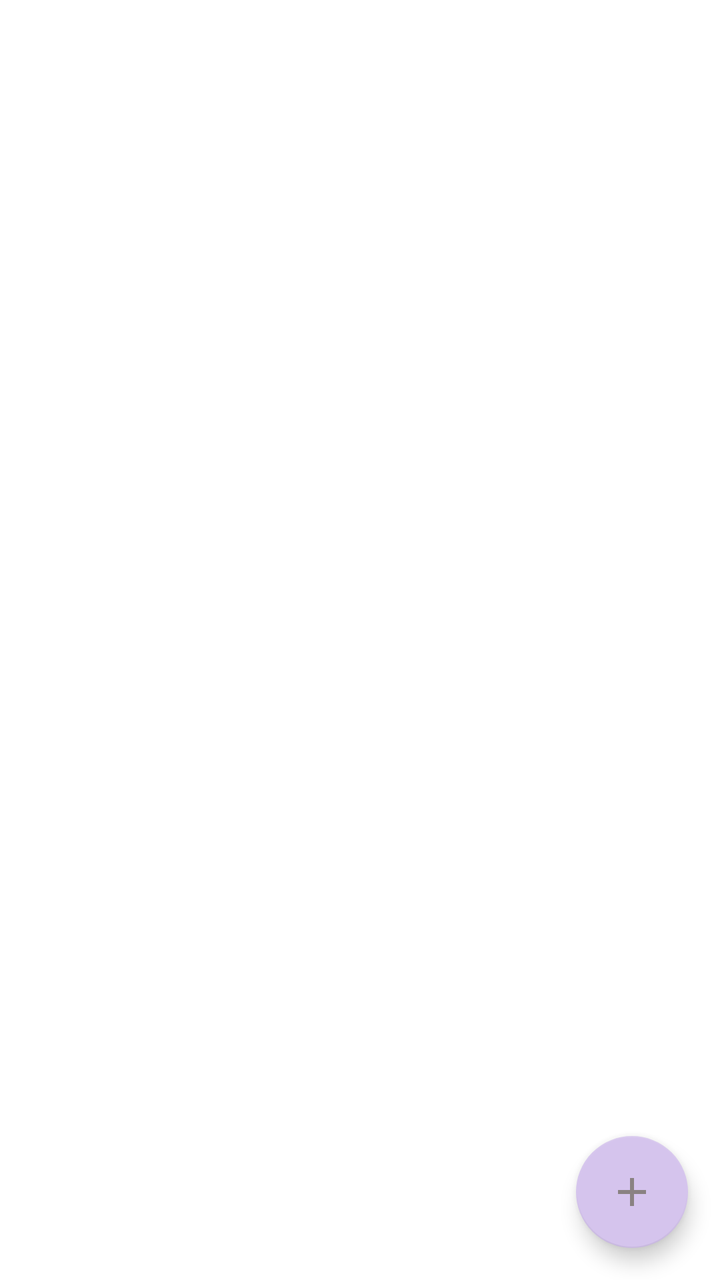
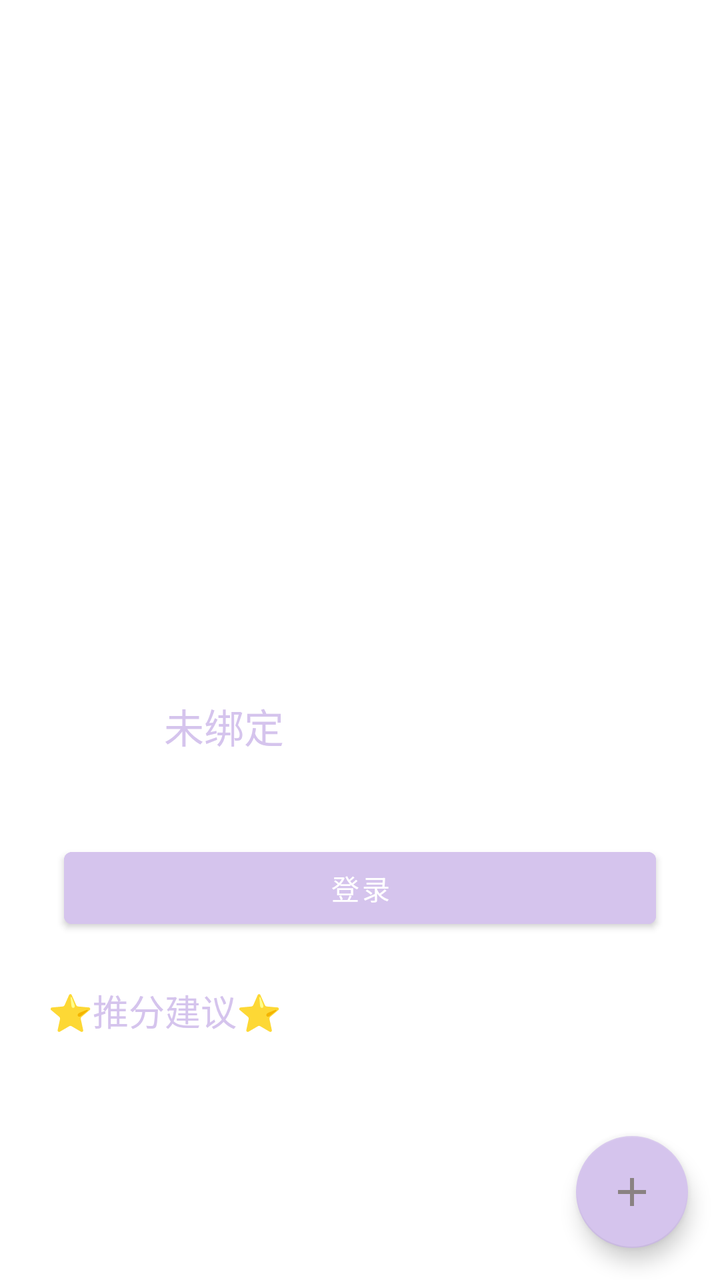

Compare the two renders of this Android layout. The source of the first and the diff that turns it into the second are given below.
<!-- AndroidManifest.xml: application theme Theme.FindMaimaiUltra -->
<!-- res/layout/fragment_music.xml -->
<?xml version="1.0" encoding="utf-8"?>
<androidx.constraintlayout.widget.ConstraintLayout
        xmlns:android="http://schemas.android.com/apk/res/android"
        xmlns:app="http://schemas.android.com/apk/res-auto"
        xmlns:tools="http://schemas.android.com/tools"
        android:layout_width="match_parent"
        android:layout_height="match_parent"
        tools:context=".ui.music.MusicFragment">

    <androidx.recyclerview.widget.RecyclerView
            android:id="@+id/recyclerView"
            android:layout_width="0dp"
            android:layout_height="0dp"
            app:layout_constraintTop_toTopOf="parent"
            app:layout_constraintBottom_toBottomOf="parent"
            app:layout_constraintStart_toStartOf="parent"
            app:layout_constraintEnd_toEndOf="parent" />
    <com.google.android.material.floatingactionbutton.FloatingActionButton
            android:id="@+id/fab"
            android:layout_width="wrap_content"
            android:layout_height="wrap_content"
            android:layout_margin="16dp"
            android:background="@color/colorSecondary"
            android:contentDescription="123"
            android:src="@drawable/id_add"
            app:layout_constraintBottom_toBottomOf="parent"
            app:layout_constraintEnd_toEndOf="parent"
            tools:ignore="MissingConstraints" />
</androidx.constraintlayout.widget.ConstraintLayout>
<!-- resources referenced by this layout -->
<resources>
  <color name="colorSecondary">#D5C4ED</color>
  <!-- drawable id_add (drawable) -->
  <vector xmlns:android="http://schemas.android.com/apk/res/android"
          android:width="24dp"
          android:height="24dp"
          android:viewportWidth="24"
          android:viewportHeight="24">
      <path
              android:fillColor="#FFFFFF"
              android:pathData="M19,13h-6v6h-2v-6H5v-2h6V5h2v6h6v2z" />
  </vector>
  <style name="Theme.FindMaimaiUltra" parent="Theme.MaterialComponents.DayNight.DarkActionBar">
          
          <item name="colorPrimary">@color/purple_500</item>
          <item name="colorPrimaryVariant">@color/purple_700</item>
          <item name="colorOnPrimary">@color/white</item>
          
          <item name="colorSecondary">@color/teal_200</item>
          <item name="colorSecondaryVariant">@color/teal_700</item>
          <item name="colorOnSecondary">@color/black</item>
          
          <item name="android:statusBarColor">?attr/colorPrimaryVariant</item>
          
          <item name="popupMenuStyle">@style/MenuBackgroundStyle</item>
  
      </style>
  <color name="purple_500">#D5C4ED</color>
  <color name="purple_700">#D5C4ED</color>
  <color name="white">#FFFFFFFF</color>
  <color name="teal_200">#D5C4ED</color>
  <color name="teal_700">#D5C4ED</color>
  <color name="black">#8A8282</color>
  <style name="MenuBackgroundStyle">
          <item name="android:background">@color/menu_background_color</item>
      </style>
  <color name="menu_background_color">#FFFFFF</color>
</resources>

<!-- the commit's change to res/layout/fragment_music.xml (unified diff, before → after) -->
@@ -14,7 +14,8 @@
             app:layout_constraintTop_toTopOf="parent"
             app:layout_constraintBottom_toBottomOf="parent"
             app:layout_constraintStart_toStartOf="parent"
-            app:layout_constraintEnd_toEndOf="parent" />
+            app:layout_constraintEnd_toEndOf="parent" app:layout_constraintHorizontal_bias="1.0"
+            app:layout_constraintVertical_bias="0.0"/>
     <com.google.android.material.floatingactionbutton.FloatingActionButton
             android:id="@+id/fab"
             android:layout_width="wrap_content"
@@ -26,4 +27,95 @@
             app:layout_constraintBottom_toBottomOf="parent"
             app:layout_constraintEnd_toEndOf="parent"
             tools:ignore="MissingConstraints" />
+
+
+    <androidx.coordinatorlayout.widget.CoordinatorLayout
+            android:layout_width="match_parent"
+            android:layout_height="wrap_content"
+            app:layout_constraintBottom_toBottomOf="parent"
+            app:layout_constraintEnd_toEndOf="parent"
+            app:layout_constraintStart_toStartOf="parent">
+
+        <androidx.coordinatorlayout.widget.CoordinatorLayout
+
+                android:id="@+id/bottom_sheet"
+                android:layout_width="match_parent"
+                android:layout_height="wrap_content"
+                android:orientation="vertical"
+                android:minHeight="100dp"
+                android:background="@android:color/white"
+                app:layout_behavior="com.google.android.material.bottomsheet.BottomSheetBehavior">
+            <LinearLayout
+                    android:id="@+id/bac"
+                    android:layout_width="match_parent"
+                    android:layout_height="wrap_content"
+                    android:orientation="vertical"
+                    android:padding="16dp">
+
+                <LinearLayout
+                        android:layout_width="match_parent"
+                        android:layout_height="wrap_content"
+                        android:orientation="horizontal"
+                        android:paddingBottom="16dp"
+                        tools:ignore="MissingConstraints">
+
+                    
+                    <ImageView
+                            android:id="@+id/useravatar"
+                            android:layout_width="50dp"
+                            android:layout_height="50dp"
+                            android:layout_marginEnd="16dp" />
+
+                    
+                    <FrameLayout
+                            android:layout_width="0dp"
+                            android:layout_weight="1"
+                            android:layout_height="match_parent"
+                            android:background="@color/white"
+                    >
+
+                        <TextView
+                                android:id="@+id/username"
+                                android:layout_width="wrap_content"
+                                android:layout_height="wrap_content"
+                                android:text="未绑定"
+                                android:textSize="20sp"
+                                android:textColor="@color/textcolorPrimary"
+                                android:gravity="center"
+                                android:layout_gravity="center_vertical|start"/> 
+                    </FrameLayout>
+
+
+                </LinearLayout>
+                <com.google.android.material.button.MaterialButton android:layout_width="match_parent"
+                                                                   android:layout_height="wrap_content"
+                                                                   android:id="@+id/login"
+                                                                   android:text="登录"
+                                                                   android:textColor="@color/white"
+                                                                   android:backgroundTint="@color/colorPrimary"
+                                                                   android:layout_marginBottom="16dp"
+                                                                   android:layout_marginTop="16dp"
+                                                                   android:layout_marginStart="16dp"
+                                                                   android:layout_marginEnd="16dp"
+                                                                   android:layout_gravity="center_horizontal"/>
+                <TextView android:layout_width="match_parent" android:layout_height="wrap_content"
+                          android:textColor="@color/textcolorPrimary"
+                          android:text="⭐推分建议⭐"
+                          android:padding="8dp"
+                          android:id="@+id/su"
+                          android:textSize="18sp"/>
+                <androidx.recyclerview.widget.RecyclerView
+                        android:id="@+id/suggestion"
+                        android:layout_width="match_parent"
+                        android:layout_height="300dp"
+                        app:layout_constraintTop_toTopOf="@id/su"
+                        app:layout_constraintBottom_toBottomOf="parent"
+                        app:layout_constraintStart_toStartOf="parent"
+                        app:layout_constraintEnd_toEndOf="parent" />
+
+            </LinearLayout>
+
+        </androidx.coordinatorlayout.widget.CoordinatorLayout>
+
+    </androidx.coordinatorlayout.widget.CoordinatorLayout>
 </androidx.constraintlayout.widget.ConstraintLayout>
<!-- resource entries referenced after the edit -->
@@ -1,6 +1,8 @@
 <!-- resources referenced by this layout -->
 <resources>
+  <color name="colorPrimary">#D5C4ED</color>
   <color name="colorSecondary">#D5C4ED</color>
+  <color name="textcolorPrimary">#D5C4ED</color>
   <!-- drawable id_add (drawable) -->
   <vector xmlns:android="http://schemas.android.com/apk/res/android"
           android:width="24dp"
